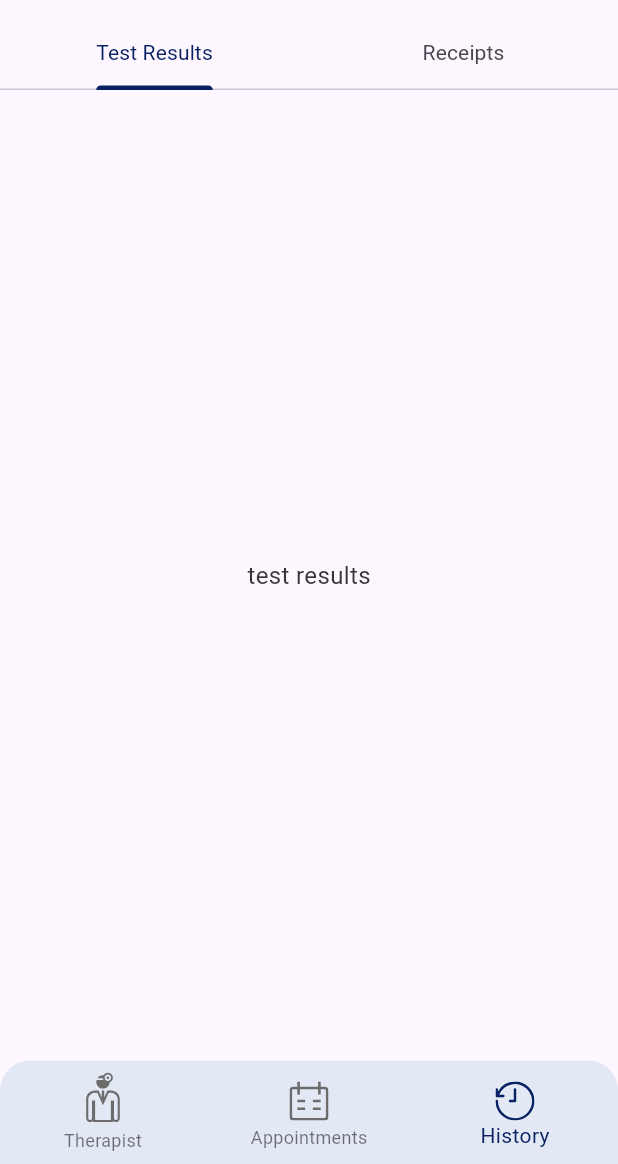
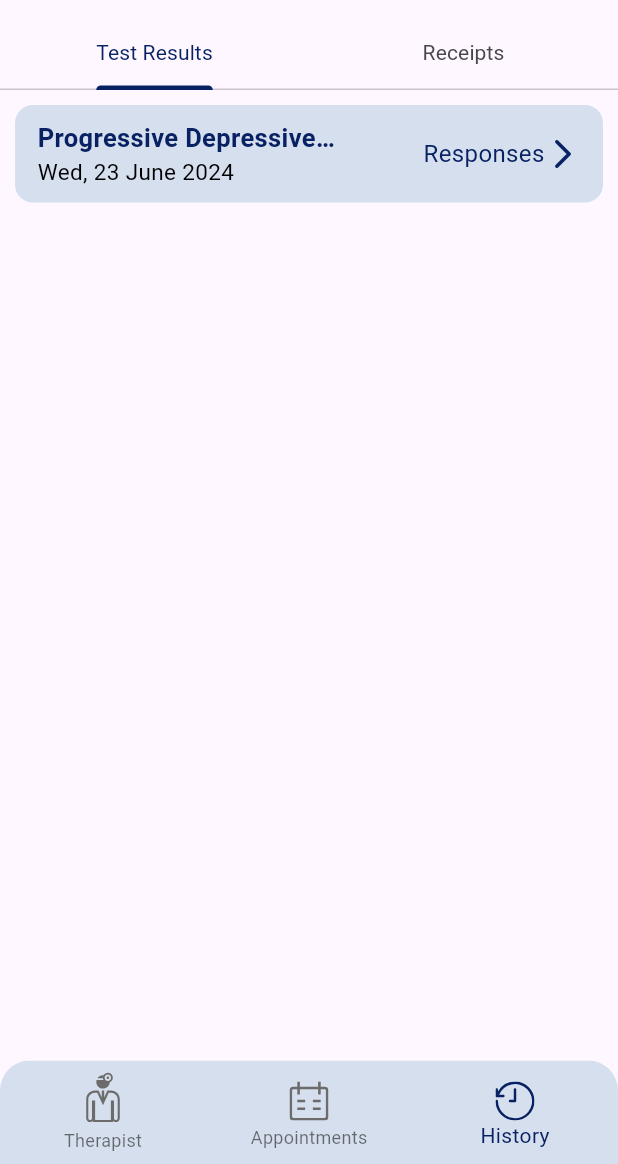
Before and after one commit to nsenji/mindbridge-app, a Flutter app: the screen it shows after launch, item 3 of the bottom bar chosen, on a phone screen of 412 x 824 dp, the part 72-1236 px from its top. Run offline on Flutter 3.47's test engine with Material 3 defaults, Android fonts, the phone set to English and light mode, and no system bars; our stand-ins replace flutter_riverpod, flutter_svg, percent_indicator; missing offline and left inert: videosdk.

Commit message:
half way thru the test results

```diff
--- a/lib/src/common_widgets/text_template.dart
+++ b/lib/src/common_widgets/text_template.dart
@@ -5,9 +5,11 @@ class TextCustom extends StatelessWidget {
   final double size;
   final bool isBold;
   final Color color;
+  final bool overflow;
 
   const TextCustom(
       {super.key,
+      this.overflow = false,
       required this.text,
       this.color = const Color.fromARGB(255, 54, 54, 54),
       this.isBold = false,
@@ -20,7 +22,8 @@ class TextCustom extends StatelessWidget {
       style: TextStyle(
           fontSize: size,
           fontWeight: isBold ? FontWeight.bold : null,
-          color: color),
+          color: color,
+          overflow: overflow ? TextOverflow.ellipsis : null),
     );
   }
 }
--- a/lib/src/features/appointments/presentation/appointment_card.dart
+++ b/lib/src/features/appointments/presentation/appointment_card.dart
@@ -17,7 +17,7 @@ class _AppointmentCardState extends State<AppointmentCard> {
     return Container(
       decoration: BoxDecoration(
           borderRadius: BorderRadius.circular(12),
-          color: Color.fromARGB(255, 245, 242, 242)),
+          color: Color.fromARGB(255, 214, 223, 238)),
       width: double.maxFinite,
       child: Row(
         mainAxisSize: MainAxisSize.max,
--- a/lib/src/features/appointments/presentation/appointments_screen.dart
+++ b/lib/src/features/appointments/presentation/appointments_screen.dart
@@ -124,7 +124,7 @@ class _AppointmentsScreenState extends State<AppointmentsScreen> {
             delegate:
                 SliverChildBuilderDelegate(childCount: 3, (context, index) {
               return Padding(
-                padding: const EdgeInsets.fromLTRB(10, 0, 10, 20),
+                padding: const EdgeInsets.fromLTRB(10, 0, 10, 10),
                 child: AppointmentCard(
                   ready: status[index],
                 ),
--- a/lib/src/features/history/presentation/history_screen.dart
+++ b/lib/src/features/history/presentation/history_screen.dart
@@ -1,6 +1,7 @@
 import 'package:flutter/material.dart';
 import 'package:medbridge/src/common_widgets/sizedbox_template.dart';
 import 'package:medbridge/src/common_widgets/text_template.dart';
+import 'package:medbridge/src/features/history/presentation/test_results.dart';
 import 'package:medbridge/src/features/profile/presentation/profile_widget.dart';
 
 class HistoryScreen extends StatefulWidget {
@@ -122,8 +123,10 @@ class _HistoryScreenState extends State<HistoryScreen> {
           ),
           body: TabBarView(
             children: [
-              Center(
-                child: Text("test results"),
+              Padding(
+                padding: const EdgeInsets.only(
+                    left: 10, right: 10, bottom: 10, top: 10),
+                child: TestResults(),
               ),
               Center(
                 child: Text("receipts"),
--- /dev/null
+++ b/lib/src/features/history/presentation/test_results.dart
@@ -0,0 +1,87 @@
+import 'package:flutter/material.dart';
+import 'package:medbridge/src/common_widgets/sizedbox_template.dart';
+import 'package:medbridge/src/common_widgets/text_template.dart';
+
+class TestResults extends StatefulWidget {
+  const TestResults({super.key});
+
+  @override
+  State<TestResults> createState() => _TestResultsState();
+}
+
+class _TestResultsState extends State<TestResults> {
+  @override
+  Widget build(BuildContext context) {
+    return CustomScrollView(
+      slivers: [
+        SliverToBoxAdapter(
+          child: Container(
+            decoration: BoxDecoration(
+                borderRadius: BorderRadius.circular(12),
+                color: Color.fromARGB(255, 214, 223, 238)),
+            width: double.maxFinite,
+            child: Row(
+              mainAxisSize: MainAxisSize.max,
+              mainAxisAlignment: MainAxisAlignment.spaceBetween,
+              children: [
+                Column(
+                  children: [
+                    Container(
+                      child: Padding(
+                        padding:
+                            const EdgeInsets.only(left: 0, top: 10, bottom: 10),
+                        child: Row(
+                          children: [
+                            W(w: 15),
+                            Column(
+                              crossAxisAlignment: CrossAxisAlignment.start,
+                              children: [
+                                SizedBox(
+                                  width: 200,
+                                  child: TextCustom(
+                                    size: 17,
+                                    text: "Progressive Depressive Dissorder",
+                                    isBold: true,
+                                    color: Color.fromARGB(255, 8, 33, 99),
+                                    overflow: true,
+                                  ),
+                                ),
+                                TextCustom(
+                                  size: 15,
+                                  text: "Wed, 23 June 2024",
+                                  color: Colors.black,
+                                ),
+                              ],
+                            )
+                          ],
+                        ),
+                      ),
+                    ),
+                  ],
+                ),
+                Padding(
+                  padding: const EdgeInsets.only(right: 15),
+                  child: GestureDetector(
+                    onTap: () {},
+                    child: Row(
+                      children: [
+                        TextCustom(
+                          text: "Responses",
+                          color: Color.fromARGB(255, 8, 33, 99),
+                        ),
+                        Icon(
+                          Icons.arrow_forward_ios_rounded,
+                          color: Color.fromARGB(255, 8, 33, 99),
+                        ),
+                      ],
+                    ),
+                  ),
+                )
+              ],
+            ),
+          ),
+        )
+      ],
+    );
+  }
+}
--- a/lib/src/features/navbar/navbar.dart
+++ b/lib/src/features/navbar/navbar.dart
@@ -39,7 +39,7 @@ class _NavBarState extends State<NavBar> {
             // unselectedLabelStyle: theme.textTheme.displaySmall,
             // selectedLabelStyle: theme.textTheme.displaySmall,
             type: BottomNavigationBarType.fixed,
-            backgroundColor: Color.fromARGB(255, 227, 232, 245),
+            backgroundColor: Color.fromARGB(255, 214, 223, 238),
             currentIndex: nowIndex,
             onTap: onTap,
             elevation: 0,
--- a/lib/src/utils/constants.dart
+++ b/lib/src/utils/constants.dart
@@ -6,6 +6,7 @@ class Constants {
   // colors
   static Color primaryColor = Color.fromARGB(255, 8, 33, 99);
   static Color secColor = Color.fromARGB(255, 223, 230, 248);
+  static Color bottomNavbarAndSomeContainers = Color.fromARGB(255, 214, 223, 238);
 
   // text-color
   static Color textDark = const Color.fromARGB(255, 54, 54, 54);
```
